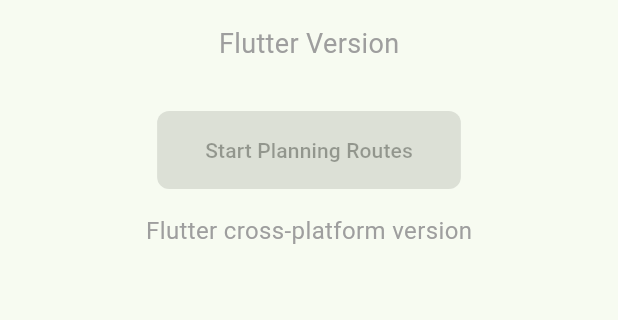
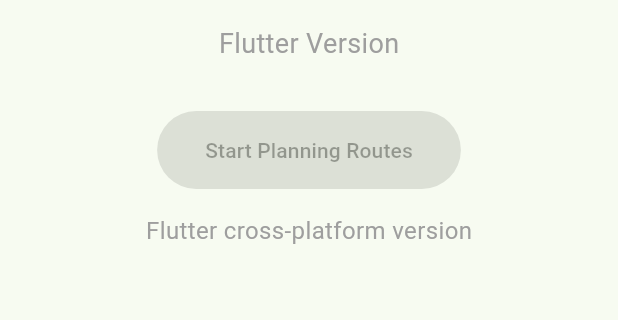
Before and after one commit to theaPAULo/driveless_flutter, a Flutter app: the screen it shows after launch, on a phone screen of 412 x 824 dp, the part 546-866 px from its top. Run offline on Flutter 3.47's test engine with Material 3 defaults, Android fonts, the phone set to English and light mode, and no system bars.

```diff
--- a/lib/main.dart
+++ b/lib/main.dart
@@ -1,5 +1,4 @@
 import 'package:flutter/material.dart';
-// import 'package:provider/provider.dart'; // We'll add this back when we need it
 
 void main() {
   runApp(const DriveLessApp());
@@ -14,42 +13,29 @@
       title: 'DriveLess',
       debugShowCheckedModeBanner: false,
       theme: ThemeData(
-          // DriveLess brand colors - matching your iOS app
         primarySwatch: Colors.green,
-          primaryColor: const Color(0xFF2E7D32), // Dark green
+        primaryColor: const Color(0xFF2E7D32),
         colorScheme: ColorScheme.fromSeed(
           seedColor: const Color(0xFF2E7D32),
           brightness: Brightness.light,
         ),
         useMaterial3: true,
+      ),
+      home: const WelcomeScreen(),
+    );
+  }
+}
 
-          // App bar theme
-          appBarTheme: const AppBarTheme(
-            backgroundColor: Color(0xFF2E7D32),
-            foregroundColor: Colors.white,
-            elevation: 0,
-          ),
+class WelcomeScreen extends StatelessWidget {
+  const WelcomeScreen({super.key});
 
-          // Elevated button theme
-          elevatedButtonTheme: ElevatedButtonThemeData(
-            style: ElevatedButton.styleFrom(
-              backgroundColor: const Color(0xFF2E7D32),
-              foregroundColor: Colors.white,
-              padding: const EdgeInsets.symmetric(horizontal: 32, vertical: 16),
-              shape: RoundedRectangleBorder(
-                borderRadius: BorderRadius.circular(8),
-              ),
-            ),
-          ),
-        ),
-
-        // Start with a simple home page for now
-        home: const Scaffold(
+  @override
+  Widget build(BuildContext context) {
+    return Scaffold(
       body: Center(
         child: Column(
           mainAxisAlignment: MainAxisAlignment.center,
           children: [
-                // DriveLess logo/title
             const Text(
               'DriveLess',
               style: TextStyle(
@@ -68,7 +54,12 @@
             ),
             const SizedBox(height: 32),
             ElevatedButton(
-                  onPressed: null, // TODO: Add navigation
+            onPressed: null, // Disabled until we add navigation
+            style: ElevatedButton.styleFrom(
+                backgroundColor: const Color(0xFF2E7D32),
+                foregroundColor: Colors.white,
+                padding: const EdgeInsets.symmetric(horizontal: 32, vertical: 16),
+            ),
             child: const Text('Start Planning Routes'),
             ),
             const SizedBox(height: 16),
@@ -82,8 +73,6 @@
           ],
         ),
       ),
-        ),
-      ),
     );
   }
 }
```
Also changed, not shown: 1 other file. Lines whose indentation alone changed are shown as unchanged.
